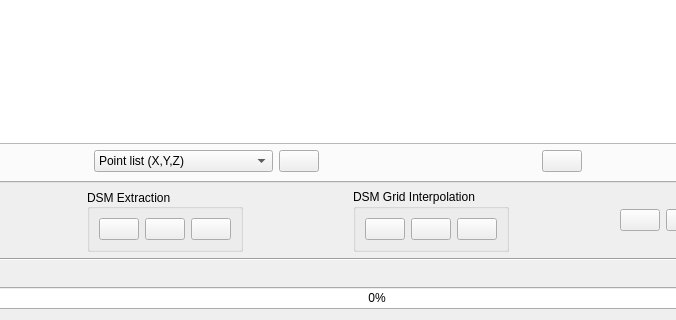
First picture: the form in qt/interface/DemExtraction.ui, repository e-foto/e-foto, before the edit; both pictures show x 145 to 821 and y 257 to 577 of the 966 by 577 pixel window.
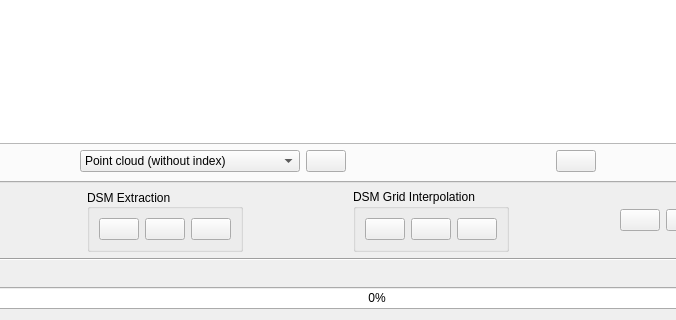
Second picture: the form after the edit. The open tabs and pages were chosen to show the change. Icons and pictures are not drawn.

Patch:
```diff
--- a/qt/interface/DemExtraction.ui
+++ b/qt/interface/DemExtraction.ui
@@ -2531,9 +2531,21 @@
           <layout class="QHBoxLayout" name="horizontalLayout_23">
            <item>
             <widget class="QComboBox" name="comboBox">
+             <property name="sizePolicy">
+              <sizepolicy hsizetype="Preferred" vsizetype="Fixed">
+               <horstretch>0</horstretch>
+               <verstretch>0</verstretch>
+              </sizepolicy>
+             </property>
+             <property name="minimumSize">
+              <size>
+               <width>220</width>
+               <height>0</height>
+              </size>
+             </property>
              <item>
               <property name="text">
-               <string>Point list (X,Y,Z)</string>
+               <string>Point cloud (without index)</string>
               </property>
              </item>
              <item>
```
Left out of the diff: 10 changed lines with no effect on the pictures.
